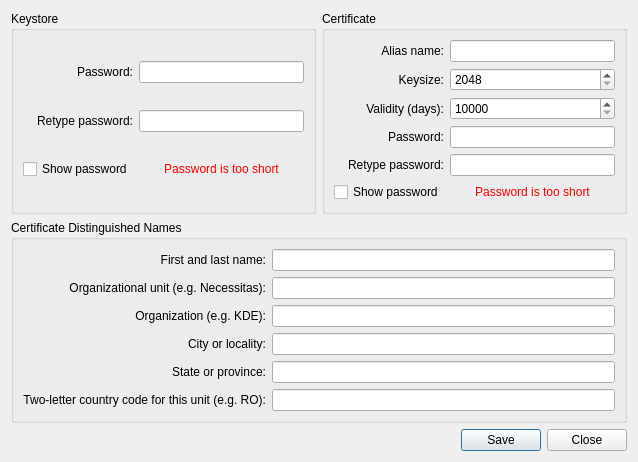
qt-creator/qt-creator, file src/plugins/android/androidcreatekeystorecertificate.ui: the form before one commit.
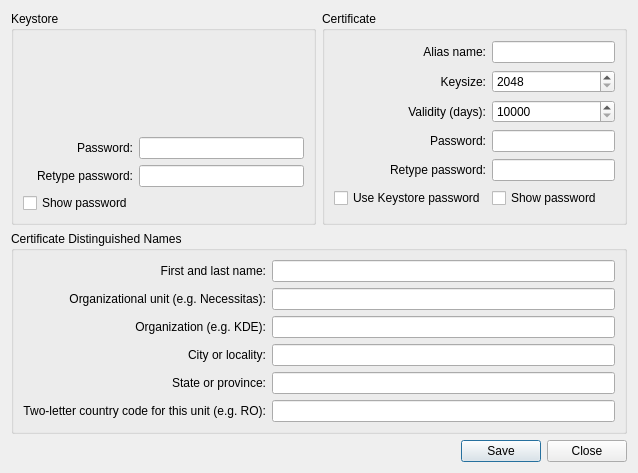
The form after the commit.

Commit message:
Android: Improve the Keystore and Certificate dialog.
- Display all information in one place.
- Checkbox to enable the certificate to use the same password as the
  Keystore.
- Display information when alias field is empty.
- Misc. layout changes.

Task-number: QTCREATORBUG-10061

```diff
--- a/src/plugins/android/androidcreatekeystorecertificate.ui
+++ b/src/plugins/android/androidcreatekeystorecertificate.ui
@@ -7,200 +7,14 @@
     <x>0</x>
     <y>0</y>
     <width>638</width>
-    <height>429</height>
+    <height>473</height>
    </rect>
   </property>
   <property name="windowTitle">
    <string>Create a keystore and a certificate</string>
   </property>
   <layout class="QGridLayout" name="gridLayout_4">
-   <item row="0" column="0">
-    <widget class="QGroupBox" name="groupBox">
-     <property name="title">
-      <string>Keystore</string>
-     </property>
-     <layout class="QGridLayout" name="gridLayout">
-      <item row="0" column="0">
-       <widget class="QLabel" name="label">
-        <property name="text">
-         <string>Password:</string>
-        </property>
-        <property name="alignment">
-         <set>Qt::AlignRight|Qt::AlignTrailing|Qt::AlignVCenter</set>
-        </property>
-       </widget>
-      </item>
-      <item row="0" column="1">
-       <widget class="QLineEdit" name="keystorePassLineEdit">
-        <property name="echoMode">
-         <enum>QLineEdit::Password</enum>
-        </property>
-       </widget>
-      </item>
-      <item row="1" column="0">
-       <widget class="QLabel" name="label_2">
-        <property name="text">
-         <string>Retype password:</string>
-        </property>
-        <property name="alignment">
-         <set>Qt::AlignRight|Qt::AlignTrailing|Qt::AlignVCenter</set>
-        </property>
-       </widget>
-      </item>
-      <item row="1" column="1">
-       <widget class="QLineEdit" name="keystoreRetypePassLineEdit">
-        <property name="echoMode">
-         <enum>QLineEdit::Password</enum>
-        </property>
-       </widget>
-      </item>
-      <item row="2" column="0">
-       <widget class="QCheckBox" name="keystoreShowPassCheckBox">
-        <property name="text">
-         <string>Show password</string>
-        </property>
-       </widget>
-      </item>
-      <item row="2" column="1">
-       <widget class="QLabel" name="keystorePassInfoLabel">
-        <property name="text">
-         <string>&lt;span style=&quot; color:#ff0000;&quot;&gt;Password is too short&lt;/span&gt;</string>
-        </property>
-        <property name="textFormat">
-         <enum>Qt::RichText</enum>
-        </property>
-        <property name="alignment">
-         <set>Qt::AlignCenter</set>
-        </property>
-       </widget>
-      </item>
-     </layout>
-    </widget>
-   </item>
-   <item row="0" column="1">
-    <widget class="QGroupBox" name="groupBox_3">
-     <property name="title">
-      <string>Certificate</string>
-     </property>
-     <layout class="QGridLayout" name="gridLayout_2">
-      <item row="0" column="0">
-       <widget class="QLabel" name="label_11">
-        <property name="text">
-         <string>Alias name:</string>
-        </property>
-        <property name="alignment">
-         <set>Qt::AlignRight|Qt::AlignTrailing|Qt::AlignVCenter</set>
-        </property>
-       </widget>
-      </item>
-      <item row="0" column="1">
-       <widget class="QLineEdit" name="aliasNameLineEdit">
-        <property name="inputMask">
-         <string>Aaaaaaaa; </string>
-        </property>
-        <property name="maxLength">
-         <number>8</number>
-        </property>
-       </widget>
-      </item>
-      <item row="1" column="0">
-       <widget class="QLabel" name="label_12">
-        <property name="text">
-         <string>Keysize:</string>
-        </property>
-        <property name="alignment">
-         <set>Qt::AlignRight|Qt::AlignTrailing|Qt::AlignVCenter</set>
-        </property>
-       </widget>
-      </item>
-      <item row="1" column="1">
-       <widget class="QSpinBox" name="keySizeSpinBox">
-        <property name="minimum">
-         <number>2048</number>
-        </property>
-        <property name="maximum">
-         <number>2097152</number>
-        </property>
-       </widget>
-      </item>
-      <item row="2" column="0">
-       <widget class="QLabel" name="label_13">
-        <property name="text">
-         <string>Validity (days):</string>
-        </property>
-        <property name="alignment">
-         <set>Qt::AlignRight|Qt::AlignTrailing|Qt::AlignVCenter</set>
-        </property>
-       </widget>
-      </item>
-      <item row="2" column="1">
-       <widget class="QSpinBox" name="validitySpinBox">
-        <property name="minimum">
-         <number>10000</number>
-        </property>
-        <property name="maximum">
-         <number>100000</number>
-        </property>
-       </widget>
-      </item>
-      <item row="3" column="0">
-       <widget class="QLabel" name="label_17">
-        <property name="text">
-         <string>Password:</string>
-        </property>
-        <property name="alignment">
-         <set>Qt::AlignRight|Qt::AlignTrailing|Qt::AlignVCenter</set>
-        </property>
-       </widget>
-      </item>
-      <item row="3" column="1">
-       <widget class="QLineEdit" name="certificatePassLineEdit">
-        <property name="echoMode">
-         <enum>QLineEdit::Password</enum>
-        </property>
-       </widget>
-      </item>
-      <item row="4" column="0">
-       <widget class="QLabel" name="label_18">
-        <property name="text">
-         <string>Retype password:</string>
-        </property>
-        <property name="alignment">
-         <set>Qt::AlignRight|Qt::AlignTrailing|Qt::AlignVCenter</set>
-        </property>
-       </widget>
-      </item>
-      <item row="4" column="1">
-       <widget class="QLineEdit" name="certificateRetypePassLineEdit">
-        <property name="echoMode">
-         <enum>QLineEdit::Password</enum>
-        </property>
-       </widget>
-      </item>
-      <item row="5" column="0">
-       <widget class="QCheckBox" name="certificateShowPassCheckBox">
-        <property name="text">
-         <string>Show password</string>
-        </property>
-       </widget>
-      </item>
-      <item row="5" column="1">
-       <widget class="QLabel" name="certificatePassInfoLabel">
-        <property name="text">
-         <string>&lt;span style=&quot; color:#ff0000;&quot;&gt;Password is too short&lt;/span&gt;</string>
-        </property>
-        <property name="textFormat">
-         <enum>Qt::RichText</enum>
-        </property>
-        <property name="alignment">
-         <set>Qt::AlignCenter</set>
-        </property>
-       </widget>
-      </item>
-     </layout>
-    </widget>
-   </item>
-   <item row="1" column="0" colspan="2">
+   <item row="2" column="0" colspan="2">
     <widget class="QGroupBox" name="groupBox_2">
      <property name="title">
       <string>Certificate Distinguished Names</string>
@@ -284,7 +98,7 @@
       <item row="5" column="1">
        <widget class="QLineEdit" name="countryLineEdit">
         <property name="inputMask">
-         <string>&gt;AA; </string>
+         <string/>
         </property>
         <property name="maxLength">
          <number>2</number>
@@ -294,7 +108,187 @@
      </layout>
     </widget>
    </item>
-   <item row="2" column="0" colspan="2">
+   <item row="1" column="1">
+    <widget class="QGroupBox" name="groupBox_3">
+     <property name="title">
+      <string>Certificate</string>
+     </property>
+     <layout class="QGridLayout" name="gridLayout_2">
+      <item row="4" column="1">
+       <widget class="QLineEdit" name="certificateRetypePassLineEdit">
+        <property name="echoMode">
+         <enum>QLineEdit::Password</enum>
+        </property>
+       </widget>
+      </item>
+      <item row="5" column="1">
+       <widget class="QCheckBox" name="certificateShowPassCheckBox">
+        <property name="text">
+         <string>Show password</string>
+        </property>
+       </widget>
+      </item>
+      <item row="2" column="1">
+       <widget class="QSpinBox" name="validitySpinBox">
+        <property name="minimum">
+         <number>10000</number>
+        </property>
+        <property name="maximum">
+         <number>100000</number>
+        </property>
+       </widget>
+      </item>
+      <item row="2" column="0">
+       <widget class="QLabel" name="label_13">
+        <property name="text">
+         <string>Validity (days):</string>
+        </property>
+        <property name="alignment">
+         <set>Qt::AlignRight|Qt::AlignTrailing|Qt::AlignVCenter</set>
+        </property>
+       </widget>
+      </item>
+      <item row="0" column="0">
+       <widget class="QLabel" name="label_11">
+        <property name="text">
+         <string>Alias name:</string>
+        </property>
+        <property name="alignment">
+         <set>Qt::AlignRight|Qt::AlignTrailing|Qt::AlignVCenter</set>
+        </property>
+       </widget>
+      </item>
+      <item row="3" column="0">
+       <widget class="QLabel" name="label_17">
+        <property name="text">
+         <string>Password:</string>
+        </property>
+        <property name="alignment">
+         <set>Qt::AlignRight|Qt::AlignTrailing|Qt::AlignVCenter</set>
+        </property>
+       </widget>
+      </item>
+      <item row="0" column="1">
+       <widget class="QLineEdit" name="certificateAliasLineEdit">
+        <property name="inputMask">
+         <string notr="true"/>
+        </property>
+        <property name="maxLength">
+         <number>8</number>
+        </property>
+       </widget>
+      </item>
+      <item row="1" column="0">
+       <widget class="QLabel" name="label_12">
+        <property name="text">
+         <string>Keysize:</string>
+        </property>
+        <property name="alignment">
+         <set>Qt::AlignRight|Qt::AlignTrailing|Qt::AlignVCenter</set>
+        </property>
+       </widget>
+      </item>
+      <item row="3" column="1">
+       <widget class="QLineEdit" name="certificatePassLineEdit">
+        <property name="echoMode">
+         <enum>QLineEdit::Password</enum>
+        </property>
+       </widget>
+      </item>
+      <item row="1" column="1">
+       <widget class="QSpinBox" name="keySizeSpinBox">
+        <property name="minimum">
+         <number>2048</number>
+        </property>
+        <property name="maximum">
+         <number>2097152</number>
+        </property>
+       </widget>
+      </item>
+      <item row="4" column="0">
+       <widget class="QLabel" name="label_18">
+        <property name="text">
+         <string>Retype password:</string>
+        </property>
+        <property name="alignment">
+         <set>Qt::AlignRight|Qt::AlignTrailing|Qt::AlignVCenter</set>
+        </property>
+       </widget>
+      </item>
+      <item row="5" column="0">
+       <widget class="QCheckBox" name="samePasswordCheckBox">
+        <property name="text">
+         <string>Use Keystore password</string>
+        </property>
+       </widget>
+      </item>
+     </layout>
+    </widget>
+   </item>
+   <item row="1" column="0">
+    <widget class="QGroupBox" name="groupBox">
+     <property name="title">
+      <string>Keystore</string>
+     </property>
+     <layout class="QGridLayout" name="gridLayout">
+      <item row="1" column="1">
+       <widget class="QLineEdit" name="keystorePassLineEdit">
+        <property name="echoMode">
+         <enum>QLineEdit::Password</enum>
+        </property>
+       </widget>
+      </item>
+      <item row="2" column="1">
+       <widget class="QLineEdit" name="keystoreRetypePassLineEdit">
+        <property name="echoMode">
+         <enum>QLineEdit::Password</enum>
+        </property>
+       </widget>
+      </item>
+      <item row="3" column="0">
+       <widget class="QCheckBox" name="keystoreShowPassCheckBox">
+        <property name="text">
+         <string>Show password</string>
+        </property>
+       </widget>
+      </item>
+      <item row="1" column="0">
+       <widget class="QLabel" name="label">
+        <property name="text">
+         <string>Password:</string>
+        </property>
+        <property name="alignment">
+         <set>Qt::AlignRight|Qt::AlignTrailing|Qt::AlignVCenter</set>
+        </property>
+       </widget>
+      </item>
+      <item row="2" column="0">
+       <widget class="QLabel" name="label_2">
+        <property name="text">
+         <string>Retype password:</string>
+        </property>
+        <property name="alignment">
+         <set>Qt::AlignRight|Qt::AlignTrailing|Qt::AlignVCenter</set>
+        </property>
+       </widget>
+      </item>
+      <item row="0" column="0" colspan="2">
+       <spacer name="verticalSpacer">
+        <property name="orientation">
+         <enum>Qt::Vertical</enum>
+        </property>
+        <property name="sizeHint" stdset="0">
+         <size>
+          <width>20</width>
+          <height>40</height>
+         </size>
+        </property>
+       </spacer>
+      </item>
+     </layout>
+    </widget>
+   </item>
+   <item row="3" column="1">
     <widget class="QDialogButtonBox" name="buttonBox">
      <property name="orientation">
       <enum>Qt::Horizontal</enum>
```
Left out of the diff: 13 changed lines with no effect on the pictures. The commit also changes 2 other files.
